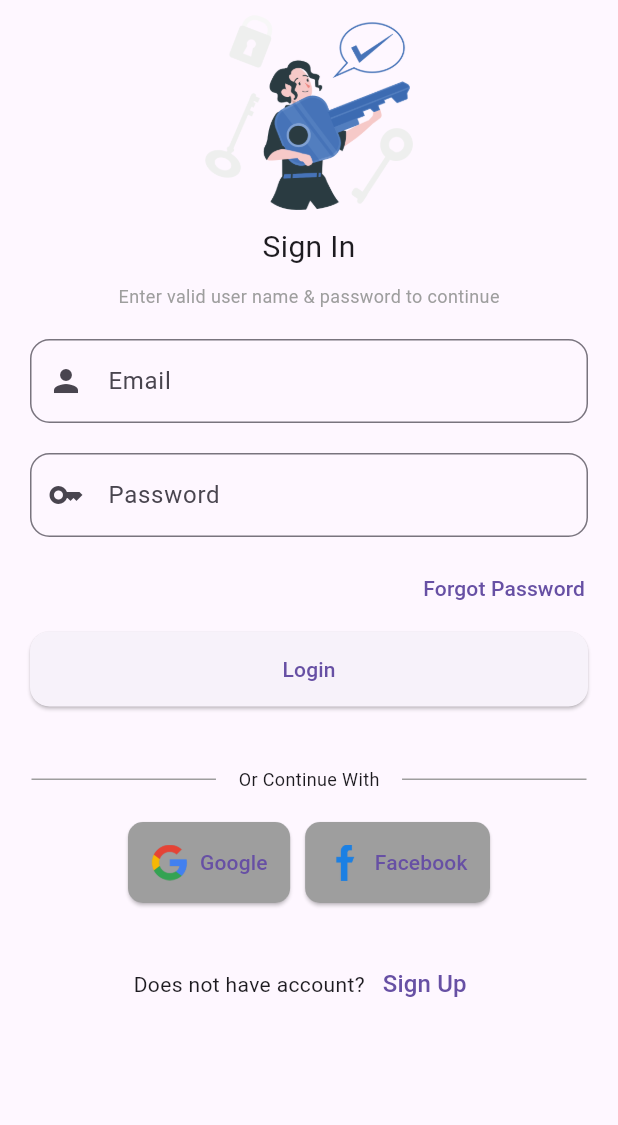
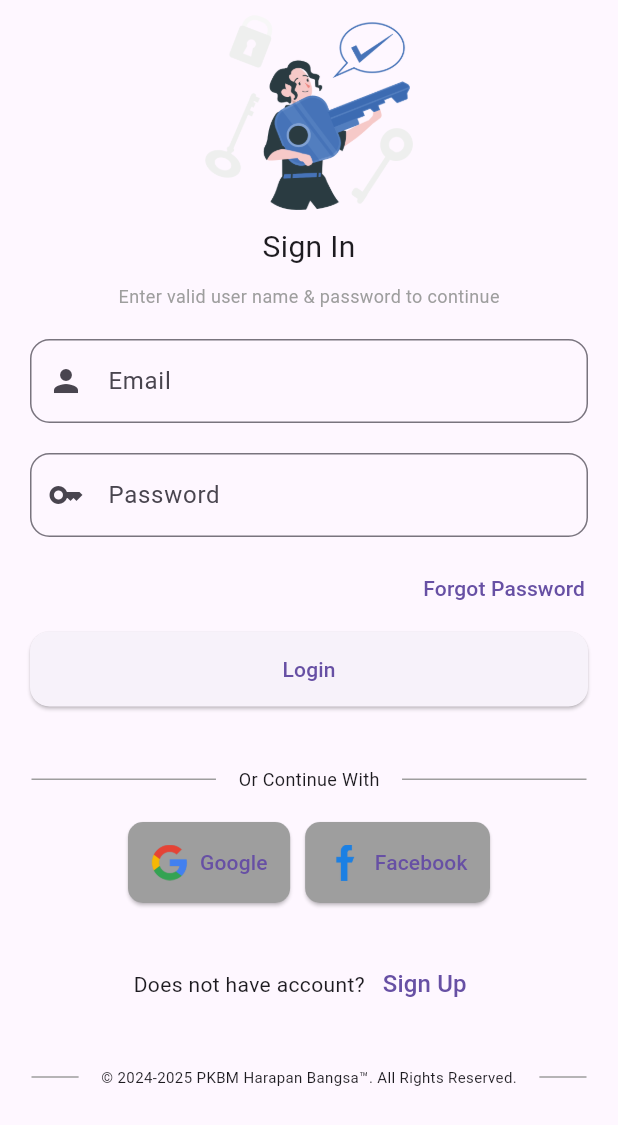
Before and after one commit to ilham-s-saksena/Mobile-App-Attendances, a Flutter app: the screen it shows after launch, on a phone screen of 412 x 824 dp. Shown: the top 1125 px of the screen. Run offline on Flutter 3.47's test engine with Material 3 defaults, Android fonts, the phone set to English and light mode, and no system bars; our stand-ins replace flutter_secure_storage, image_picker.

Commit message:
Handle Error Login

```diff
--- a/lib/screen/login.dart
+++ b/lib/screen/login.dart
@@ -25,7 +25,9 @@ class MySignIn extends StatelessWidget {
       userManager.setAuthToken(token);
       Navigator.pushReplacementNamed(context, '/dashboard');
     } catch (e) {
-      SnackBar(content: Text("Login Gagal ${e}"));
+      ScaffoldMessenger.of(context)
+          .showSnackBar(SnackBar(content: Text("Error: $e")));
+
       print('Errorrsr: $e');
     }
   }
@@ -267,6 +269,43 @@ class MySignIn extends StatelessWidget {
                     ],
                     mainAxisAlignment: MainAxisAlignment.center,
                   ),
+
+                  SizedBox(
+                    height: 30,
+                  ),
+
+                  Row(
+                    children: <Widget>[
+                      Expanded(
+                        flex: 1,
+                        child: Container(
+                          margin: EdgeInsets.only(right: 5.0, left: 11),
+                          child: Divider(
+                            color: Colors.grey,
+                            thickness: 1,
+                            endIndent: 10,
+                          ),
+                        ),
+                      ),
+                      Text(
+                        '© 2024-2025 PKBM Harapan Bangsa™. All Rights Reserved.',
+                        style: TextStyle(
+                          fontSize: 10.0,
+                        ),
+                      ),
+                      Expanded(
+                        flex: 1,
+                        child: Container(
+                          margin: EdgeInsets.only(left: 5.0, right: 11),
+                          child: Divider(
+                            color: Colors.grey,
+                            thickness: 1,
+                            indent: 10,
+                          ),
+                        ),
+                      ),
+                    ],
+                  ),
                 ],
               ),
             ),
```
